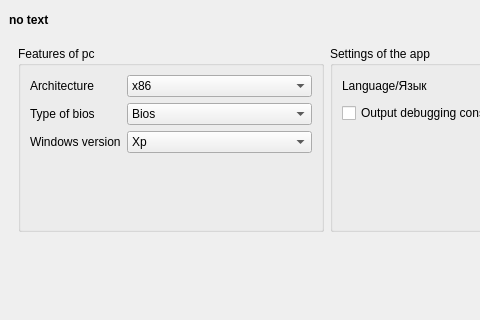
Old version of the form window.ui in the repository YourDroid/YourDroid; both pictures show x 0 to 480 and y 0 to 320 of the 653 by 485 pixel window.
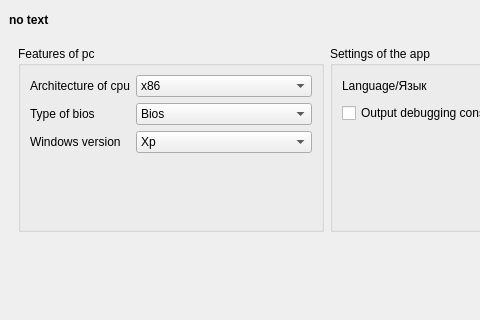
New version of the form. Icons and pictures are not drawn.

What changed in the file:
```diff
--- a/window.ui
+++ b/window.ui
@@ -140,7 +140,7 @@
                <item row="0" column="0">
                 <widget class="QLabel" name="labelArch">
                  <property name="text">
-                  <string>Architecture </string>
+                  <string>Architecture of cpu</string>
                  </property>
                 </widget>
                </item>
```
